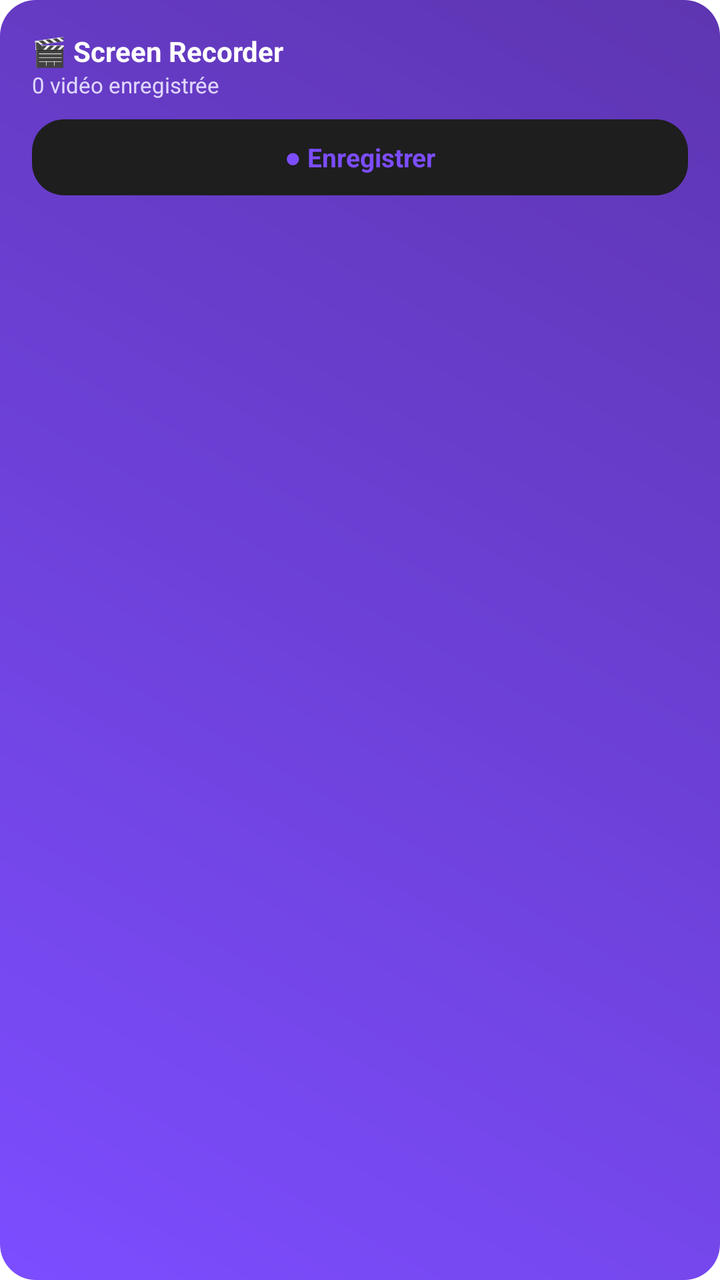
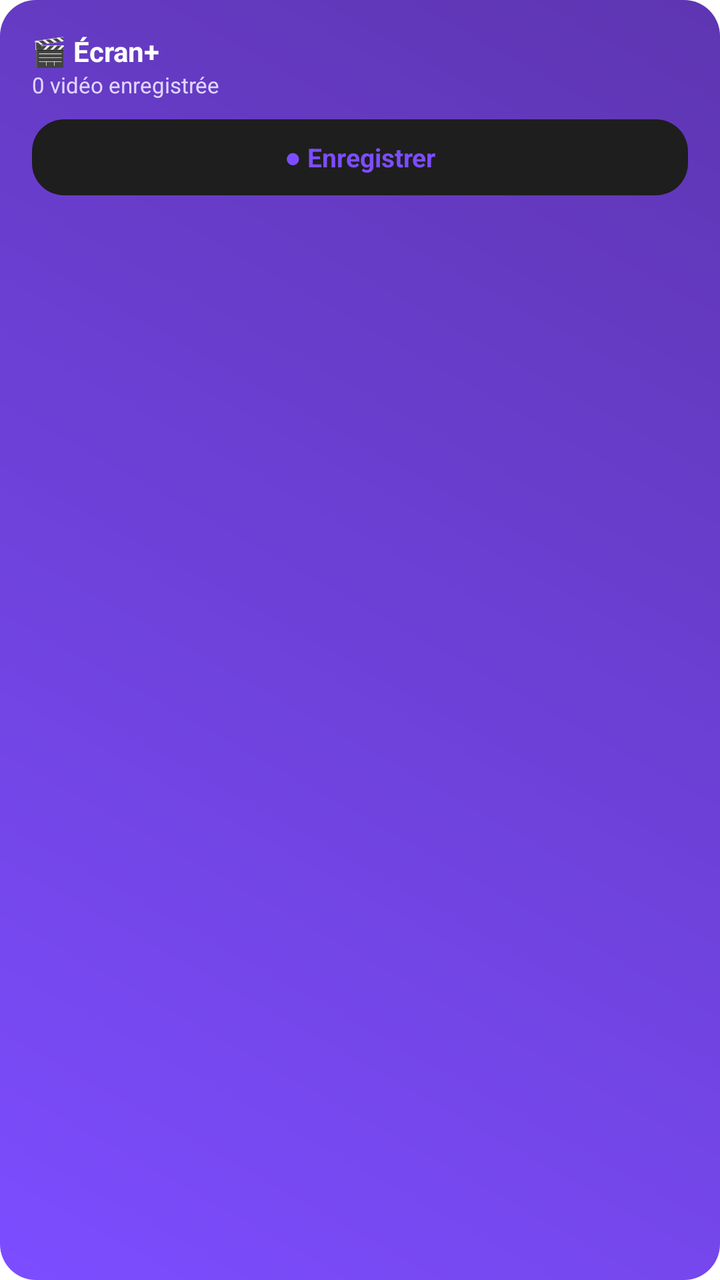

Compare the two renders of this Android layout. The source of the first and the diff that turns it into the second are given below.
<!-- AndroidManifest.xml: application theme Theme.ScreenRecorder -->
<!-- res/layout/widget_recorder.xml -->
<?xml version="1.0" encoding="utf-8"?>
<LinearLayout xmlns:android="http://schemas.android.com/apk/res/android"
    android:layout_width="match_parent"
    android:layout_height="match_parent"
    android:orientation="vertical"
    android:background="@drawable/bg_stat_purple"
    android:padding="16dp">

    <TextView
        android:layout_width="wrap_content"
        android:layout_height="wrap_content"
        android:text="🎬 Screen Recorder"
        android:textColor="#FFFFFF"
        android:textSize="14sp"
        android:textStyle="bold" />

    <TextView
        android:id="@+id/widgetStats"
        android:layout_width="wrap_content"
        android:layout_height="wrap_content"
        android:text="0 vidéo enregistrée"
        android:textColor="#E0D6FF"
        android:textSize="11sp"
        android:layout_marginBottom="10dp" />

    <TextView
        android:id="@+id/widgetStartButton"
        android:layout_width="match_parent"
        android:layout_height="wrap_content"
        android:text="● Enregistrer"
        android:textColor="#7C4DFF"
        android:textSize="13sp"
        android:textStyle="bold"
        android:gravity="center"
        android:padding="10dp"
        android:background="@drawable/bg_card" />

</LinearLayout>
<!-- resources referenced by this layout -->
<resources>
  <!-- drawable bg_card (drawable) -->
  <?xml version="1.0" encoding="utf-8"?>
  <shape xmlns:android="http://schemas.android.com/apk/res/android" android:shape="rectangle">
      <solid android:color="#1E1E1E" />
      <corners android:radius="16dp" />
  </shape>
  <!-- drawable bg_stat_purple (drawable) -->
  <?xml version="1.0" encoding="utf-8"?>
  <shape xmlns:android="http://schemas.android.com/apk/res/android" android:shape="rectangle">
      <gradient android:type="linear" android:angle="45" android:startColor="#7C4DFF" android:endColor="#5E35B1" />
      <corners android:radius="18dp" />
  </shape>
  <style name="Theme.ScreenRecorder" parent="Theme.MaterialComponents.DayNight.NoActionBar" />
</resources>

<!-- the commit's change to res/layout/widget_recorder.xml (unified diff, before → after) -->
@@ -9,7 +9,7 @@
     <TextView
         android:layout_width="wrap_content"
         android:layout_height="wrap_content"
-        android:text="🎬 Screen Recorder"
+        android:text="🎬 Écran+"
         android:textColor="#FFFFFF"
         android:textSize="14sp"
         android:textStyle="bold" />
